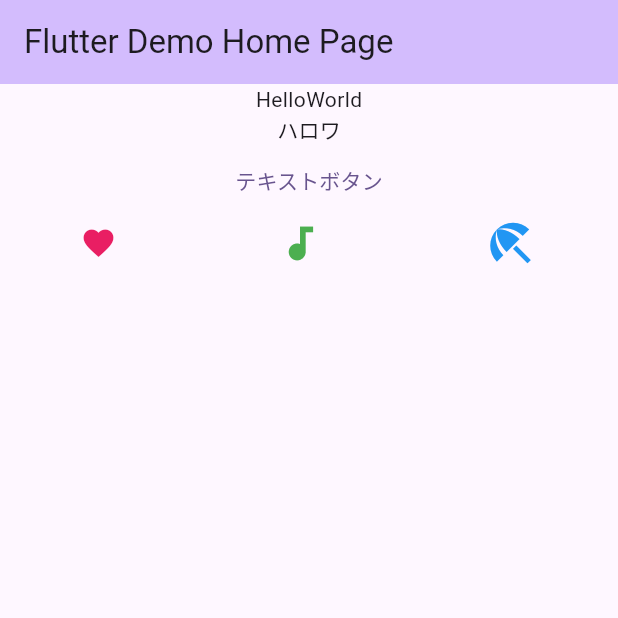
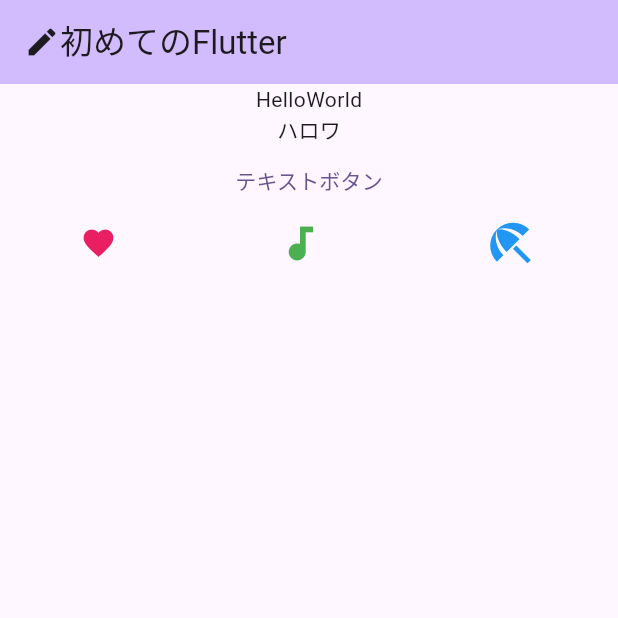
Before and after one commit to powerninja/helloFlutter, a Flutter app: the screen it shows after launch, on a phone screen of 412 x 824 dp, the top half of it. Run offline on Flutter 3.47's test engine with Material 3 defaults, Android fonts, the phone set to English and light mode, and no system bars.

Commit message:
appBar更新

```diff
--- a/lib/main.dart
+++ b/lib/main.dart
@@ -51,8 +51,14 @@ class _MyHomePageState extends State<MyHomePage> {
     return Scaffold(
         // 画面上部のタイトル部分
         appBar: AppBar(
+          title: Row(
+            children: const [
+              Icon(Icons.create),
+              Text("初めてのFlutter"),
+            ],
+          ),
           backgroundColor: Theme.of(context).colorScheme.inversePrimary,
-          title: Text(widget.title),
+          // title: Text(widget.title),
         ),
         body: Column(
           children: [
```
